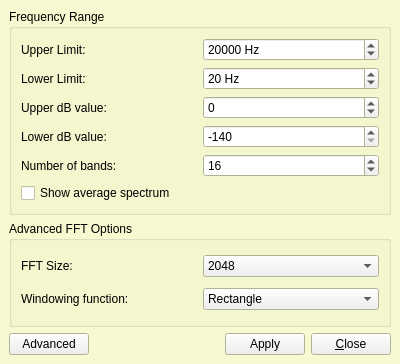
Qt form src/traverso/ui/SpectralMeterConfigWidget.ui (ErwanLegrand/Traverso-DAW) before a commit.
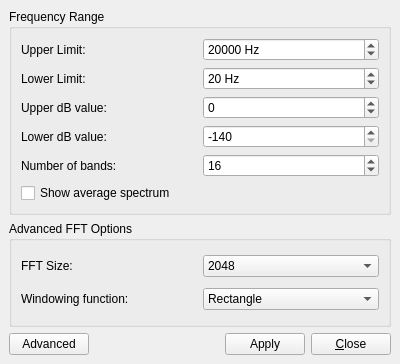
The same form after that commit.

Commit message: changed colour palette from custom back to default

What changed in the file:
```diff
--- a/src/traverso/ui/SpectralMeterConfigWidget.ui
+++ b/src/traverso/ui/SpectralMeterConfigWidget.ui
@@ -9,70 +9,6 @@
     <height>364</height>
    </rect>
   </property>
-  <property name="palette" >
-   <palette>
-    <active>
-     <colorrole role="Base" >
-      <brush brushstyle="SolidPattern" >
-       <color alpha="255" >
-        <red>255</red>
-        <green>255</green>
-        <blue>255</blue>
-       </color>
-      </brush>
-     </colorrole>
-     <colorrole role="Window" >
-      <brush brushstyle="SolidPattern" >
-       <color alpha="255" >
-        <red>247</red>
-        <green>249</green>
-        <blue>208</blue>
-       </color>
-      </brush>
-     </colorrole>
-    </active>
-    <inactive>
-     <colorrole role="Base" >
-      <brush brushstyle="SolidPattern" >
-       <color alpha="255" >
-        <red>255</red>
-        <green>255</green>
-        <blue>255</blue>
-       </color>
-      </brush>
-     </colorrole>
-     <colorrole role="Window" >
-      <brush brushstyle="SolidPattern" >
-       <color alpha="255" >
-        <red>247</red>
-        <green>249</green>
-        <blue>208</blue>
-       </color>
-      </brush>
-     </colorrole>
-    </inactive>
-    <disabled>
-     <colorrole role="Base" >
-      <brush brushstyle="SolidPattern" >
-       <color alpha="255" >
-        <red>247</red>
-        <green>249</green>
-        <blue>208</blue>
-       </color>
-      </brush>
-     </colorrole>
-     <colorrole role="Window" >
-      <brush brushstyle="SolidPattern" >
-       <color alpha="255" >
-        <red>247</red>
-        <green>249</green>
-        <blue>208</blue>
-       </color>
-      </brush>
-     </colorrole>
-    </disabled>
-   </palette>
-  </property>
   <property name="windowTitle" >
    <string>SpectralMeter Configuration</string>
   </property>
@@ -92,7 +28,19 @@
       <property name="margin" >
        <number>9</number>
       </property>
-      <property name="spacing" >
+      <property name="topMargin" >
+       <number>9</number>
+      </property>
+      <property name="rightMargin" >
+       <number>9</number>
+      </property>
+      <property name="bottomMargin" >
+       <number>9</number>
+      </property>
+      <property name="horizontalSpacing" >
+       <number>6</number>
+      </property>
+      <property name="verticalSpacing" >
        <number>6</number>
       </property>
       <item row="5" column="0" colspan="2" >
@@ -217,7 +165,19 @@
       <property name="margin" >
        <number>9</number>
       </property>
-      <property name="spacing" >
+      <property name="topMargin" >
+       <number>9</number>
+      </property>
+      <property name="rightMargin" >
+       <number>9</number>
+      </property>
+      <property name="bottomMargin" >
+       <number>9</number>
+      </property>
+      <property name="horizontalSpacing" >
+       <number>6</number>
+      </property>
+      <property name="verticalSpacing" >
        <number>6</number>
       </property>
       <item row="0" column="0" >
```
Left out of the diff: 66 changed lines with no effect on the pictures.
